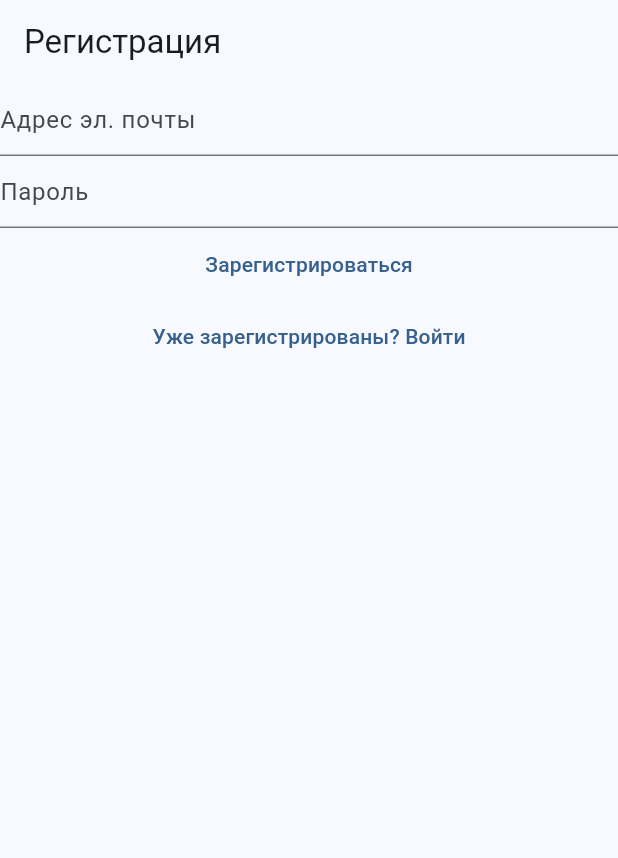
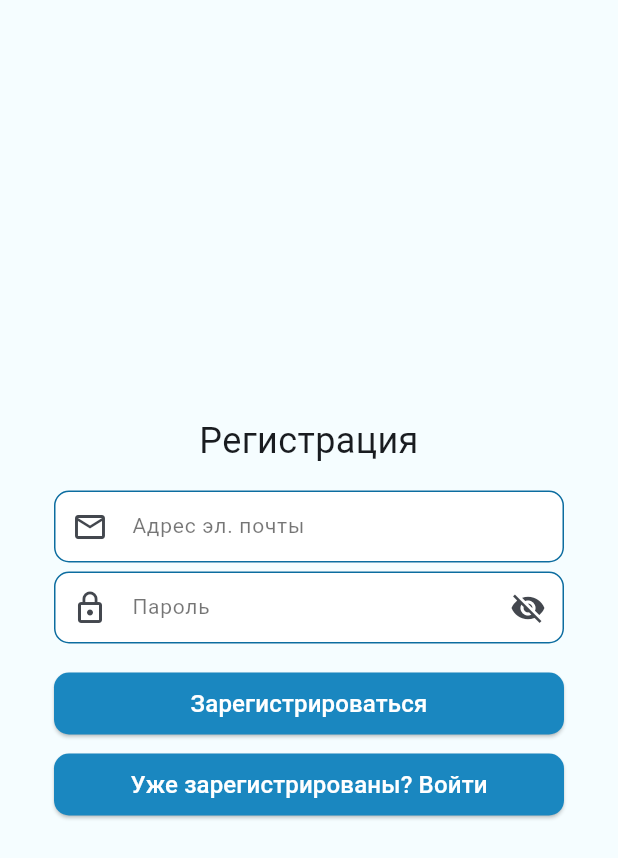
Before and after one commit to v1nn4ik/diamond-painting, a Flutter app: the screen it shows after launch, after a tap on "Нет аккаунта? Зарегистрируйтесь", on a phone screen of 412 x 824 dp. Shown: the top 858 px of the screen. Run offline on Flutter 3.47's test engine with Material 3 defaults, Android fonts, the phone set to English and light mode, and no system bars; our stand-ins replace curved_navigation_bar, firebase_auth, firebase_core; accounts and stored records are empty; network calls fail.

Commit message:
Отрефакторил и изменил внешний вид аутентификации

```diff
--- /dev/null
+++ b/lib/enums/menu_action.dart
@@ -0,0 +1 @@
+enum MenuAction { logout }
--- a/lib/main.dart
+++ b/lib/main.dart
@@ -1,11 +1,9 @@
 import 'package:diamond_painting/constants/routes.dart';
-import 'package:diamond_painting/firebase_options.dart';
+import 'package:diamond_painting/services/auth/auth_service.dart';
 import 'package:diamond_painting/views/login_view.dart';
 import 'package:diamond_painting/views/main_view.dart';
 import 'package:diamond_painting/views/register_view.dart';
 import 'package:diamond_painting/views/verify_email_view.dart';
-import 'package:firebase_core/firebase_core.dart';
-import 'package:firebase_auth/firebase_auth.dart';
 import 'package:flutter/material.dart';
 
 void main() {
@@ -32,15 +30,13 @@
   @override
   Widget build(BuildContext context) {
     return FutureBuilder(
-      future: Firebase.initializeApp(
-        options: DefaultFirebaseOptions.currentPlatform,
-      ),
+      future: AuthService.firebase().initialize(),
       builder: (context, snapshot) {
         switch (snapshot.connectionState) {
           case ConnectionState.done:
-            final user = FirebaseAuth.instance.currentUser;
+            final user = AuthService.firebase().currentUser;
             if (user != null) {
-              if (user.emailVerified) {
+              if (user.isEmailVerified) {
                 return const MainView();
               } else {
                 return const VerifyEmailView();
@@ -55,28 +51,3 @@
     );
   }
 }
-
-enum MenuAction { logout }
-
-Future<bool> showLogOutDialog(BuildContext context) {
-  return showDialog<bool>(
-      context: context,
-      builder: (context) {
-        return AlertDialog(
-          title: const Text('Выход'),
-          content: const Text('Вы уверены, что хотите выйти?'),
-          actions: [
-            TextButton(
-                onPressed: () {
-                  Navigator.of(context).pop(false);
-                },
-                child: const Text('Отмена')),
-            TextButton(
-                onPressed: () {
-                  Navigator.of(context).pop(true);
-                },
-                child: const Text('Выйти')),
-          ],
-        );
-      }).then((value) => value ?? false);
-}
--- /dev/null
+++ b/lib/services/auth/auth_exceptions.dart
@@ -0,0 +1,18 @@
+// login exceptions
+class InvalidLoginCredentialsAuthException implements Exception {}
+
+class WrongPasswordAuthException implements Exception {}
+
+class InvalidEmailAuthException implements Exception {}
+
+// register exceptions
+class WeakPasswordAuthException implements Exception {}
+
+class EmailAlredyInUseAuthException implements Exception {}
+
+class InvalidEmailRegAuthException implements Exception {}
+
+// generic exceptions
+class GenericAuthException implements Exception {}
+
+class UserNotLoggedInAuthException implements Exception {}
--- /dev/null
+++ b/lib/services/auth/auth_user.dart
@@ -0,0 +1,11 @@
+import 'package:firebase_auth/firebase_auth.dart' show User;
+import 'package:flutter/material.dart';
+
+@immutable
+class AuthUser {
+  final bool isEmailVerified;
+  const AuthUser({required this.isEmailVerified});
+
+  factory AuthUser.fromFirebase(User user) =>
+      AuthUser(isEmailVerified: user.emailVerified);
+}
--- a/lib/views/home_view.dart
+++ b/lib/views/home_view.dart
@@ -6,7 +6,9 @@ class HomeView extends StatelessWidget {
   @override
   Widget build(BuildContext context) {
     return Scaffold(
+      backgroundColor: const Color.fromARGB(255, 245, 253, 255),
       appBar: AppBar(
+        backgroundColor: const Color.fromARGB(255, 245, 253, 255),
         title: const Text('Мозаика'),
       ),
     );
--- a/lib/views/login_view.dart
+++ b/lib/views/login_view.dart
@@ -1,6 +1,9 @@
 import 'package:diamond_painting/constants/routes.dart';
+import 'package:diamond_painting/services/auth/auth_exceptions.dart';
+import 'package:diamond_painting/services/auth/auth_service.dart';
 import 'package:diamond_painting/utilities/show_error_dialog.dart';
-import 'package:firebase_auth/firebase_auth.dart';
+import 'package:diamond_painting/widgets/custom_button.dart';
+import 'package:diamond_painting/widgets/custom_text_field.dart';
 import 'package:flutter/material.dart';
 
 class LoginView extends StatefulWidget {
@@ -31,34 +34,61 @@ class _LoginViewState extends State<LoginView> {
   @override
   Widget build(BuildContext context) {
     return Scaffold(
-      appBar: AppBar(title: const Text('Авторизация')),
+      backgroundColor: const Color.fromARGB(255, 245, 253, 255),
       body: Column(
+        mainAxisAlignment: MainAxisAlignment.center,
         children: [
-          TextField(
+          const Padding(
+            padding: EdgeInsets.only(left: 36.0, right: 36.0),
+            child: Text(
+              'Авторизация',
+              textAlign: TextAlign.center,
+              style: TextStyle(
+                fontSize: 24,
+              ),
+            ),
+          ),
+          const SizedBox(
+            height: 16,
+          ),
+          Padding(
+            padding: const EdgeInsets.only(left: 36.0, right: 36.0),
+            child: CustomTextField(
               controller: _email,
-            enableSuggestions: false,
-            autocorrect: false,
+              hintText: 'Адрес эл. почты',
               keyboardType: TextInputType.emailAddress,
-            decoration: const InputDecoration(hintText: 'Адрес эл. почты'),
+              prefixIcon: const Icon(Icons.email_outlined),
             ),
-          TextField(
+          ),
+          const SizedBox(
+            height: 6,
+          ),
+          Padding(
+            padding: const EdgeInsets.only(left: 36.0, right: 36.0),
+            child: CustomTextField(
               controller: _password,
-            obscureText: true,
-            enableSuggestions: false,
-            autocorrect: false,
-            decoration: const InputDecoration(hintText: 'Пароль'),
+              hintText: 'Пароль',
+              keyboardType: TextInputType.visiblePassword,
+              isPassword: true,
+              prefixIcon: const Icon(Icons.lock_outline),
             ),
-          TextButton(
+          ),
+          const SizedBox(
+            height: 16,
+          ),
+          Padding(
+            padding: const EdgeInsets.only(left: 36.0, right: 36.0),
+            child: CustomButton(
               onPressed: () async {
                 final email = _email.text;
                 final password = _password.text;
                 try {
-                await FirebaseAuth.instance.signInWithEmailAndPassword(
+                  await AuthService.firebase().logIn(
                     email: email,
                     password: password,
                   );
-                final user = FirebaseAuth.instance.currentUser;
-                if (user?.emailVerified ?? false) {
+                  final user = AuthService.firebase().currentUser;
+                  if (user?.isEmailVerified ?? false) {
                     Navigator.of(context).pushNamedAndRemoveUntil(
                       mainRoute,
                       (route) => false,
@@ -69,45 +99,46 @@ class _LoginViewState extends State<LoginView> {
                       (route) => false,
                     );
                   }
-              } on FirebaseAuthException catch (e) {
-                if (e.code == 'invalid-email') {
+                } on InvalidLoginCredentialsAuthException {
+                  await showErrorDialog(
+                    context,
+                    'Неправильный адрес эл. почты или пароль',
+                  );
+                } on InvalidEmailAuthException {
                   await showErrorDialog(
                     context,
                     'Неверный формат эл. почты',
                   );
-                } else if (e.code == 'INVALID_LOGIN_CREDENTIALS') {
-                  await showErrorDialog(
-                    context,
-                    'Неправильный адрес эл. почты или пароль',
-                  );
-                } else if (e.code == 'wrong-password') {
+                } on WrongPasswordAuthException {
                   await showErrorDialog(
                     context,
                     'Неправильный пароль',
                   );
-                } else {
+                } on GenericAuthException {
                   await showErrorDialog(
                     context,
-                    'Ошибка: ${e.code}',
-                  );
-                }
-              } catch (e) {
-                await showErrorDialog(
-                  context,
-                  e.toString(),
+                    'Ошибка аутоидентификации',
                   );
                 }
               },
-            child: const Text('Войти'),
+              btnText: 'Войти',
             ),
-          TextButton(
+          ),
+          const SizedBox(
+            height: 6,
+          ),
+          Padding(
+            padding: const EdgeInsets.only(left: 36.0, right: 36.0),
+            child: CustomButton(
               onPressed: () {
                 Navigator.of(context).pushNamedAndRemoveUntil(
                   registerRoute,
                   (route) => false,
                 );
               },
-              child: const Text('Нет аккаунта? Зарегистрируйтесь'))
+              btnText: 'Нет аккаунта? Зарегистрируйтесь',
+            ),
+          ),
         ],
       ),
     );
--- a/lib/views/main_view.dart
+++ b/lib/views/main_view.dart
@@ -22,7 +22,7 @@ class _MainViewState extends State<MainView> {
   @override
   Widget build(BuildContext context) {
     return Scaffold(
-      appBar: AppBar(title: const Text('Алмазная мозаика')),
+      backgroundColor: const Color.fromARGB(255, 245, 253, 255),
       body: screens[sectionIndex],
       bottomNavigationBar: CurvedNavigationBar(
           items: const <Widget>[
--- a/lib/views/my_works_view.dart
+++ b/lib/views/my_works_view.dart
@@ -6,7 +6,9 @@ class MyWorksView extends StatelessWidget {
   @override
   Widget build(BuildContext context) {
     return Scaffold(
+      backgroundColor: const Color.fromARGB(255, 245, 253, 255),
       appBar: AppBar(
+        backgroundColor: const Color.fromARGB(255, 245, 253, 255),
         title: const Text('Мои работы'),
       ),
     );
--- a/lib/views/register_view.dart
+++ b/lib/views/register_view.dart
@@ -1,6 +1,9 @@
 import 'package:diamond_painting/constants/routes.dart';
+import 'package:diamond_painting/services/auth/auth_exceptions.dart';
+import 'package:diamond_painting/services/auth/auth_service.dart';
 import 'package:diamond_painting/utilities/show_error_dialog.dart';
-import 'package:firebase_auth/firebase_auth.dart';
+import 'package:diamond_painting/widgets/custom_button.dart';
+import 'package:diamond_painting/widgets/custom_text_field.dart';
 import 'package:flutter/material.dart';
 
 class RegisterView extends StatefulWidget {
@@ -31,73 +34,101 @@ class _RegisterViewState extends State<RegisterView> {
   @override
   Widget build(BuildContext context) {
     return Scaffold(
-      appBar: AppBar(title: const Text('Регистрация')),
+      backgroundColor: const Color.fromARGB(255, 245, 253, 255),
       body: Column(
+        mainAxisAlignment: MainAxisAlignment.center,
         children: [
-          TextField(
+          const Padding(
+            padding: EdgeInsets.only(left: 36.0, right: 36.0),
+            child: Text(
+              'Регистрация',
+              textAlign: TextAlign.center,
+              style: TextStyle(
+                fontSize: 24,
+              ),
+            ),
+          ),
+          const SizedBox(
+            height: 16,
+          ),
+          Padding(
+            padding: const EdgeInsets.only(left: 36.0, right: 36.0),
+            child: CustomTextField(
               controller: _email,
-            enableSuggestions: false,
-            autocorrect: false,
+              hintText: 'Адрес эл. почты',
               keyboardType: TextInputType.emailAddress,
-            decoration: const InputDecoration(hintText: 'Адрес эл. почты'),
+              prefixIcon: const Icon(Icons.email_outlined),
             ),
-          TextField(
+          ),
+          const SizedBox(
+            height: 6,
+          ),
+          Padding(
+            padding: const EdgeInsets.only(left: 36.0, right: 36.0),
+            child: CustomTextField(
               controller: _password,
-            obscureText: true,
-            enableSuggestions: false,
-            autocorrect: false,
-            decoration: const InputDecoration(hintText: 'Пароль'),
+              hintText: 'Пароль',
+              keyboardType: TextInputType.visiblePassword,
+              isPassword: true,
+              prefixIcon: const Icon(Icons.lock_outline),
             ),
-          TextButton(
+          ),
+          const SizedBox(
+            height: 16,
+          ),
+          Padding(
+            padding: const EdgeInsets.only(left: 36.0, right: 36.0),
+            child: CustomButton(
               onPressed: () async {
                 final email = _email.text;
                 final password = _password.text;
                 try {
-                  await FirebaseAuth.instance.createUserWithEmailAndPassword(
+                  await AuthService.firebase().createUser(
                     email: email,
                     password: password,
                   );
-                  final user = FirebaseAuth.instance.currentUser;
-                  await user?.sendEmailVerification();
+                  AuthService.firebase().sendEmailVerification();
                   Navigator.of(context).pushNamed(verifyEmailRoute);
-                } on FirebaseAuthException catch (e) {
-                  if (e.code == 'invalid-email') {
+                } on WeakPasswordAuthException {
+                  await showErrorDialog(
+                    context,
+                    'Пароль должен содержать минимум 6 символов',
+                  );
+                } on InvalidEmailRegAuthException {
                   await showErrorDialog(
                     context,
                     'Некорректный адрес эл. почты',
                   );
-                  } else if (e.code == 'weak-password') {
-                    await showErrorDialog(
-                      context,
-                      'Пароль должен содержать минимум 6 символов',
-                    );
-                  } else if (e.code == 'email-already-in-use') {
+                } on EmailAlredyInUseAuthException {
                   await showErrorDialog(
                     context,
                     'Пользователь с таким адресом эл. почты уже существует',
                   );
-                  } else {
+                } on GenericAuthException {
                   await showErrorDialog(
                     context,
-                      'Ошибка: ${e.code}',
-                    );
-                  }
-                } catch (e) {
-                  await showErrorDialog(
-                    context,
-                    e.toString(),
+                    'Ошибка регистрации',
                   );
                 }
               },
-              child: const Text('Зарегистрироваться')),
-          TextButton(
+              btnText: 'Зарегистрироваться',
+            ),
+          ),
+          const SizedBox(
+            height: 6,
+          ),
+          Padding(
+            padding: const EdgeInsets.only(left: 36.0, right: 36.0),
+            child: CustomButton(
               onPressed: () {
                 Navigator.of(context).pushNamedAndRemoveUntil(
                   loginRoute,
                   (route) => false,
                 );
               },
-              child: const Text('Уже зарегистрированы? Войти')),
+              btnText: 'Уже зарегистрированы? Войти',
+            ),
+          ),
         ],
       ),
     );
--- /dev/null
+++ b/lib/widgets/custom_button.dart
@@ -0,0 +1,49 @@
+import 'package:flutter/material.dart';
+
+class CustomButton extends StatelessWidget {
+  final VoidCallback onPressed;
+  final double? btnHeight;
+  final double? btnWidth;
+  final Color? btnColor;
+  final String btnText;
+  final Color? btnTextColor;
+  final double? fontSize;
+  const CustomButton({
+    super.key,
+    required this.onPressed,
+    required this.btnText,
+    this.btnTextColor = Colors.white,
+    this.fontSize = 16,
+    this.btnHeight,
+    this.btnWidth,
+    this.btnColor = const Color.fromRGBO(26, 135, 192, 100),
+  });
+
+  @override
+  Widget build(BuildContext context) {
+    return ElevatedButton(
+      onPressed: onPressed,
+      style: ElevatedButton.styleFrom(
+        minimumSize: Size(
+          btnWidth ?? MediaQuery.of(context).size.width,
+          btnHeight ?? MediaQuery.of(context).size.height * 0.05,
+        ),
+        backgroundColor: btnColor,
+        elevation: 1,
+        shape: const RoundedRectangleBorder(
+          borderRadius: BorderRadius.all(Radius.circular(10)),
+        ),
+      ),
+      child: Center(
+        child: Text(
+          btnText,
+          textAlign: TextAlign.center,
+          style: TextStyle(
+            color: btnTextColor,
+            fontSize: fontSize,
+          ),
+        ),
+      ),
+    );
+  }
+}
--- /dev/null
+++ b/lib/widgets/custom_text_field.dart
@@ -0,0 +1,99 @@
+import 'package:flutter/material.dart';
+
+class CustomTextField extends StatefulWidget {
+  final TextEditingController controller;
+  final TextInputType? keyboardType;
+  final bool? isPassword;
+  final String? obscureCharacter;
+  final String hintText;
+  final Widget? prefixIcon;
+  final Widget? suffixIcon;
+  const CustomTextField({
+    super.key,
+    required this.controller,
+    this.keyboardType = TextInputType.text,
+    this.isPassword = false,
+    this.obscureCharacter = '*',
+    required this.hintText,
+    this.prefixIcon,
+    this.suffixIcon,
+  });
+
+  @override
+  State<CustomTextField> createState() => _CustomTextFieldState();
+}
+
+class _CustomTextFieldState extends State<CustomTextField> {
+  bool isHidden = false;
+
+  @override
+  void initState() {
+    isHidden = widget.isPassword ?? false;
+    super.initState();
+  }
+
+  @override
+  Widget build(BuildContext context) {
+    double height = MediaQuery.of(context).size.height;
+    double width = MediaQuery.of(context).size.width;
+
+    return TextFormField(
+      controller: widget.controller,
+      obscureText: isHidden,
+      keyboardType: widget.keyboardType,
+      obscuringCharacter: widget.obscureCharacter!,
+      enableSuggestions: false,
+      autocorrect: false,
+      style: const TextStyle(
+        fontSize: 14,
+        color: Colors.black,
+      ),
+      decoration: InputDecoration(
+        contentPadding: const EdgeInsets.only(top: 12.0),
+        constraints: BoxConstraints(
+          maxHeight: height * 0.065,
+          maxWidth: width,
+        ),
+        filled: true,
+        fillColor: Colors.white,
+        hintText: widget.hintText,
+        hintStyle: const TextStyle(
+            fontWeight: FontWeight.normal, fontSize: 14, color: Colors.black54),
+        prefixIcon: widget.prefixIcon,
+        suffixIcon: widget.isPassword!
+            ? IconButton(
+                icon: isHidden
+                    ? const Icon(Icons.visibility_off)
+                    : const Icon(Icons.visibility),
+                onPressed: () {
+                  setState(() {
+                    isHidden = !isHidden;
+                  });
+                },
+              )
+            : widget.suffixIcon,
+        border: OutlineInputBorder(
+          borderRadius: BorderRadius.circular(10.0),
+          borderSide: const BorderSide(
+            color: Color.fromRGBO(12, 109, 160, 100),
+            width: 1.0,
+          ),
+        ),
+        focusedBorder: OutlineInputBorder(
+          borderRadius: BorderRadius.circular(10.0),
+          borderSide: const BorderSide(
+            color: Color.fromRGBO(12, 109, 160, 100),
+            width: 1.0,
+          ),
+        ),
+        enabledBorder: OutlineInputBorder(
+          borderRadius: BorderRadius.circular(10.0),
+          borderSide: const BorderSide(
+            color: Color.fromRGBO(12, 109, 160, 100),
+            width: 1.0,
+          ),
+        ),
+      ),
+    );
+  }
+}
--- /dev/null
+++ b/lib/widgets/logo_widget.dart
@@ -0,0 +1,5 @@
+import 'package:flutter/material.dart';
+
+Widget logoWidget() {
+  return Container();
+}
```
Also changed, not shown: lib/services/auth/auth_provider.dart (added, +21 -0 lines), lib/services/auth/auth_service.dart (added, +42 -0 lines), lib/services/auth/firebase_auth_provider.dart (added, +109 -0 lines), lib/views/account_view.dart (+28 -3 lines), lib/views/verify_email_view.dart (+53 -15 lines), pubspec.yaml (+2 -6 lines). Lines whose indentation alone changed are shown as unchanged.
